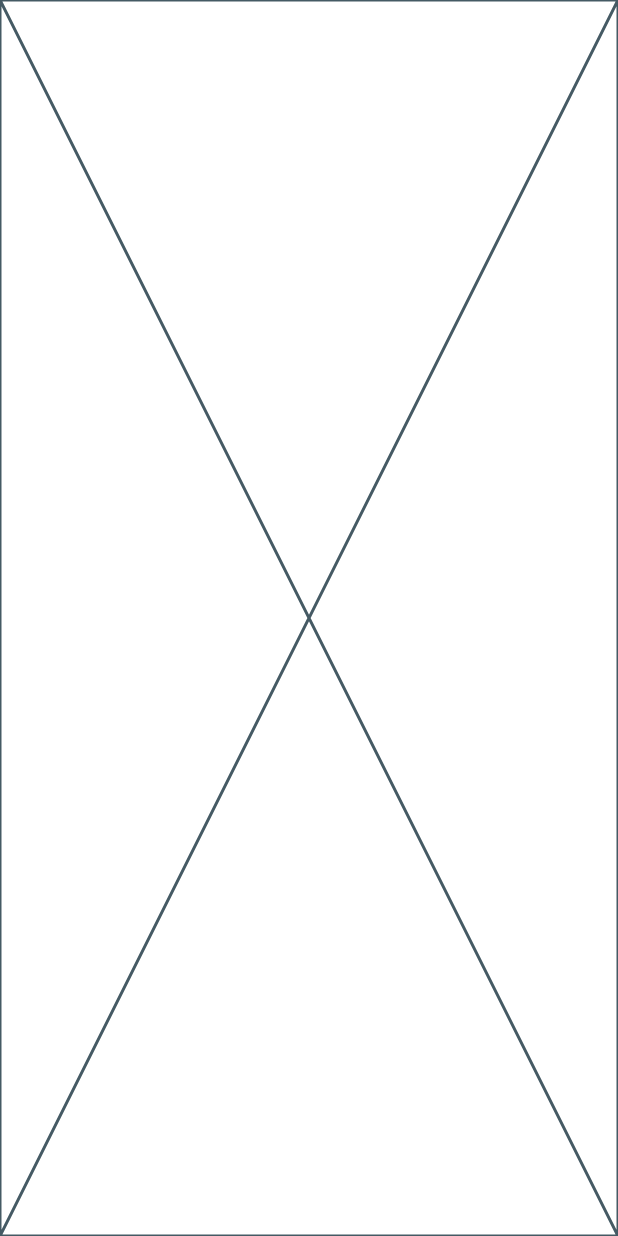
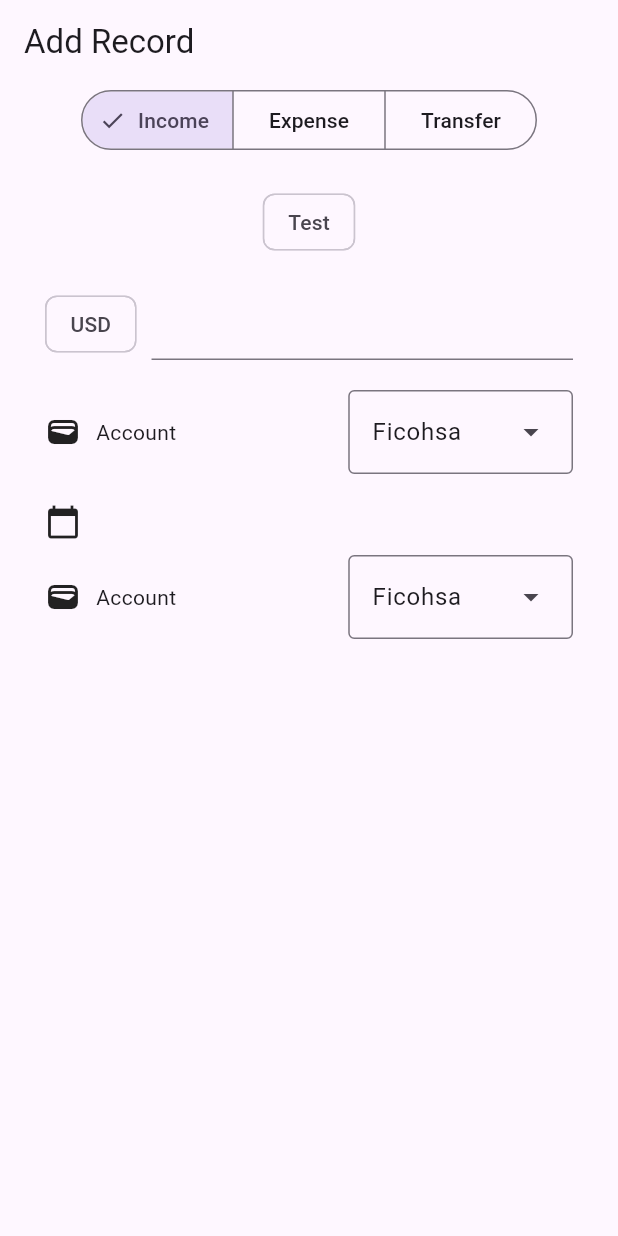
Before and after one commit to Pro-Code-Team/BudgetCap, a Flutter app: the screen it shows after launch, on a phone screen of 412 x 824 dp. Run offline on Flutter 3.47's test engine with Material 3 defaults, Android fonts, the phone set to English and light mode, and no system bars; our stand-ins replace flutter_dotenv, supabase_flutter; accounts and stored records are empty.

Commit message:
add transaction screen and update home widget

```diff
--- a/lib/main.dart
+++ b/lib/main.dart
@@ -1,4 +1,5 @@
 import 'package:budgetcap/config/constants/variables.dart';
+import 'package:budgetcap/presentation/screens/transaction_screen.dart';
 import 'package:flutter/material.dart';
 import 'package:flutter_dotenv/flutter_dotenv.dart';
 import 'package:supabase_flutter/supabase_flutter.dart';
@@ -27,6 +28,6 @@ class MyApp extends StatelessWidget {
           colorScheme: ColorScheme.fromSeed(seedColor: Colors.deepPurple),
           useMaterial3: true,
         ),
-        home: Placeholder());
+        home: TransactionScreen());
   }
 }
--- /dev/null
+++ b/lib/presentation/screens/transaction_screen.dart
@@ -0,0 +1,158 @@
+import 'package:flutter/cupertino.dart';
+import 'package:flutter/material.dart';
+
+enum Operations { transfer, income, expense }
+
+class TransactionScreen extends StatelessWidget {
+  TransactionScreen({super.key});
+
+  final Operations view = Operations.income;
+  final List<String> accounts = ['Ficohsa', 'BAC', 'Banpro', 'LAFISE'];
+  final List<String> categories = [
+    'Food & Drinks',
+    'Shopping',
+    'Housing',
+    'Vehicle'
+  ];
+
+  @override
+  Widget build(BuildContext context) {
+    return Scaffold(
+      appBar: AppBar(
+        title: const Text("Add Record"),
+      ),
+      body: SingleChildScrollView(
+        child: Padding(
+          padding: const EdgeInsets.symmetric(horizontal: 30),
+          child: Column(
+            mainAxisAlignment: MainAxisAlignment.start,
+            children: [
+              Center(
+                child: SegmentedButton<Operations>(
+                  segments: <ButtonSegment<Operations>>[
+                    ButtonSegment(
+                      value: Operations.income,
+                      label: Text("Income"),
+                    ),
+                    ButtonSegment(
+                      value: Operations.expense,
+                      label: Text("Expense"),
+                    ),
+                    ButtonSegment(
+                      value: Operations.transfer,
+                      label: Text("Transfer"),
+                    )
+                  ],
+                  selected: {view},
+                  onSelectionChanged: (p0) => {},
+                ),
+              ),
+              const SizedBox(
+                height: 20,
+              ),
+              Center(
+                child: Chip(
+                  label: Text("Test"),
+                ),
+              ),
+              const SizedBox(
+                height: 20,
+              ),
+              const Row(
+                children: [
+                  Chip(label: Text("USD")),
+                  SizedBox(
+                    width: 10,
+                  ),
+                  Flexible(
+                    child: TextField(
+                      textAlign: TextAlign.end,
+                    ),
+                  )
+                ],
+              ),
+              const SizedBox(
+                height: 20,
+              ),
+
+              ///General Section
+              Row(
+                mainAxisAlignment: MainAxisAlignment.spaceBetween,
+                children: [
+                  const SizedBox(
+                      child: Row(
+                    children: [
+                      Icon(Icons.wallet),
+                      SizedBox(
+                        width: 10,
+                      ),
+                      Text('Account'),
+                    ],
+                  )),
+                  DropdownMenu<String>(
+                      initialSelection: accounts.first,
+                      dropdownMenuEntries: accounts
+                          .map(
+                            (String option) =>
+                                DropdownMenuEntry(value: option, label: option),
+                          )
+                          .toList()),
+                ],
+              ),
+              const SizedBox(
+                height: 10,
+              ),
+
+              const SizedBox(
+                height: 10,
+              ),
+              Row(
+                mainAxisAlignment: MainAxisAlignment.spaceBetween,
+                children: [
+                  const SizedBox(
+                      child: Row(
+                    children: [
+                      Icon(Icons.calendar_today),
+                      SizedBox(
+                        width: 10,
+                      ),
+                    ],
+                  )),
+                ],
+              ),
+              const SizedBox(
+                height: 10,
+              ),
+              Row(
+                mainAxisAlignment: MainAxisAlignment.spaceBetween,
+                children: [
+                  const SizedBox(
+                      child: Row(
+                    children: [
+                      Icon(Icons.wallet),
+                      SizedBox(
+                        width: 10,
+                      ),
+                      Text('Account'),
+                    ],
+                  )),
+                  DropdownMenu<String>(
+                      initialSelection: accounts.first,
+                      dropdownMenuEntries: accounts
+                          .map(
+                            (String option) =>
+                                DropdownMenuEntry(value: option, label: option),
+                          )
+                          .toList()),
+                ],
+              ),
+              const SizedBox(
+                height: 10,
+              ),
+            ],
+          ),
+        ),
+      ),
+    );
+  }
+}
```
